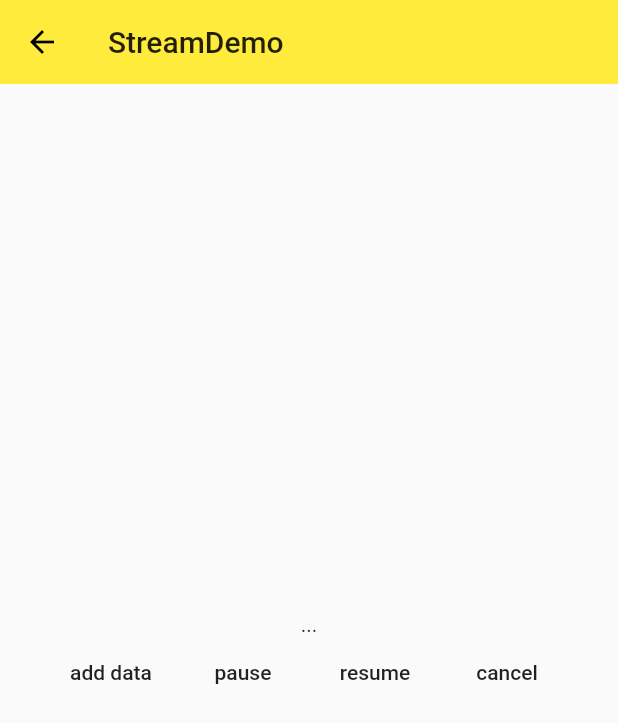
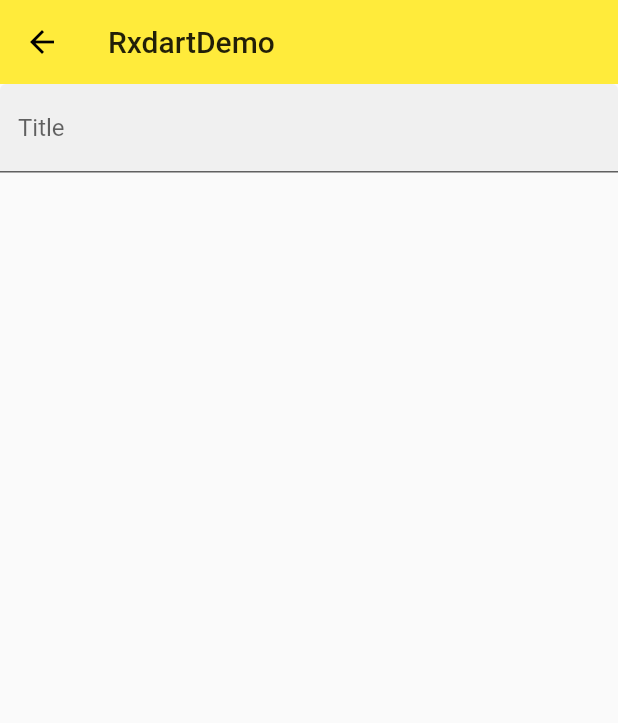
Before and after one commit to zhyaiqq/learn_flutter, a Flutter app: the screen it shows after launch, on a phone screen of 412 x 824 dp. Shown: the top 723 px of the screen. Run offline on Flutter 3.47's test engine with Material 2 defaults, Android fonts, the phone set to English and light mode, and no system bars; our stand-ins replace rxdart.

Commit message:
feat: 初识rxdart

```diff
--- /dev/null
+++ b/lib/demo/rxdart/rxdart_demo.dart
@@ -0,0 +1,64 @@
+import 'package:flutter/material.dart';
+import 'package:rxdart/rxdart.dart';
+import 'dart:async';
+
+class RxdartDemo extends StatelessWidget {
+  @override
+  Widget build(BuildContext context) {
+    return Scaffold(
+      appBar: AppBar(title: Text('RxdartDemo'), elevation: 0.0),
+      body: RxdartHome()
+    );
+  }
+}
+
+
+class RxdartHome extends StatefulWidget {
+  @override
+  _RxdartHomeState createState() => _RxdartHomeState();
+}
+
+class _RxdartHomeState extends State<RxdartHome> {
+  PublishSubject<String> _textFieldSubject;
+
+  @override
+  void initState() {
+    super.initState();
+
+    _textFieldSubject = PublishSubject<String>();
+
+    _textFieldSubject
+      // .map((item)=> 'item: $item')
+      // .where((item) => item.length > 15)
+      // .debounce(Duration(milliseconds: 500))
+      .listen((data) => print(data));
+
+  }
+
+  @override
+  void dispose() {
+    super.dispose();
+    _textFieldSubject.close();
+  }
+
+  @override
+  Widget build(BuildContext context) {
+    return Theme(
+      data: Theme.of(context).copyWith(
+        primaryColor: Colors.black
+      ),
+      child: TextField(
+        onChanged: (value) {
+          _textFieldSubject.add('input: $value');
+        },
+        onSubmitted: (value) {
+          _textFieldSubject.add('submit: $value');
+        },
+        decoration: InputDecoration(
+          labelText: 'Title',
+          filled: true
+        ),
+      ),
+    );
+  }
+}
--- a/lib/main.dart
+++ b/lib/main.dart
@@ -9,6 +9,7 @@ import './demo/form.dart';
 import './demo/material_components.dart';
 import './demo/state/state_management_demo.dart';
 import './demo/stream/stream_demo.dart';
+import './demo/rxdart/rxdart_demo.dart';
 
 void main() => runApp(AppState());
 
@@ -22,7 +23,7 @@ class AppState extends StatelessWidget {
         primaryColor: Colors.yellow,
         accentColor: Colors.blue
       ),
-      initialRoute: '/stream',
+      initialRoute: '/rxdart',
       routes: {
         '/': (BuildContext context) => Home(),
         '/about': (BuildContext context) => RouteDemo('about'),
@@ -30,6 +31,7 @@ class AppState extends StatelessWidget {
         '/mdc': (context) => MaterialComponets(),
         '/state': (context) => StateManagementDemo(),
         '/stream': (context) => StreamDemo(),
+        '/rxdart': (context) => RxdartDemo(),
       }
     );
   }
--- a/pubspec.yaml
+++ b/pubspec.yaml
@@ -26,6 +26,7 @@ dependencies:
   dio: ^2.1.16
   intl: ^0.15.7
   scoped_model: ^1.0.1
+  rxdart: ^0.23.1
 
 dev_dependencies:
   flutter_test:
```
Also changed, not shown: pubspec.lock.
